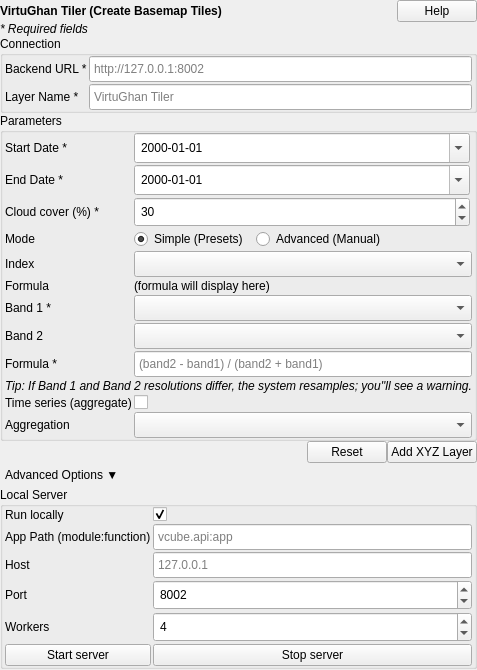
Old version of the form virtughan_qgis/tiler/tiler_form.ui in the repository virtughan/qgis-plugin.
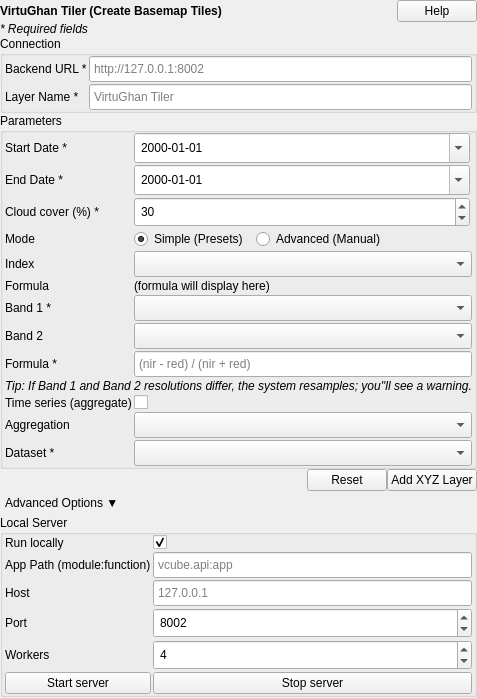
New version of the form.

The edit to the form file:
```diff
--- a/virtughan_qgis/tiler/tiler_form.ui
+++ b/virtughan_qgis/tiler/tiler_form.ui
@@ -338,7 +338,7 @@
       <item row="8" column="1" colspan="2">
        <widget class="QLineEdit" name="formulaLine">
         <property name="placeholderText">
-         <string>(band2 - band1) / (band2 + band1)</string>
+         <string>(nir - red) / (nir + red)</string>
         </property>
         <property name="visible"><bool>false</bool></property>
        </widget>
@@ -389,7 +389,18 @@
        </widget>
       </item>
 
-      <item row="12" column="0" colspan="3">
+      <item row="12" column="0">
+       <widget class="QLabel" name="labelCollection">
+        <property name="text">
+         <string>Dataset *</string>
+        </property>
+       </widget>
+      </item>
+      <item row="12" column="1" colspan="2">
+       <widget class="QComboBox" name="collectionCombo"/>
+      </item>
+
+      <item row="13" column="0" colspan="3">
        <spacer name="paramsStretch">
         <property name="orientation"><enum>Qt::Vertical</enum></property>
         <property name="sizeHint" stdset="0">
```
